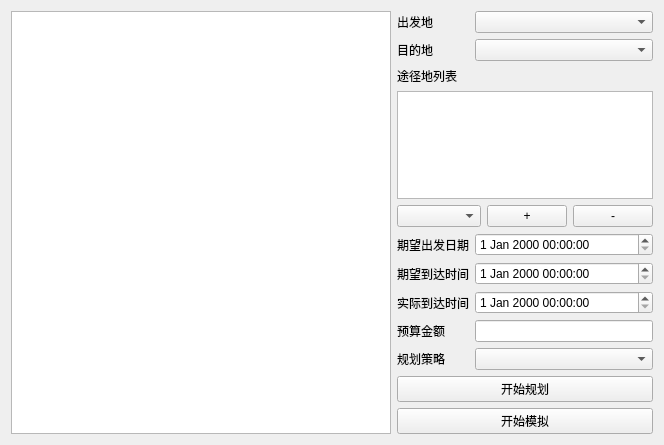
Old version of the form Travel_Simulation/mainwindow.ui in the repository JmPotato/Travel_Simulation.
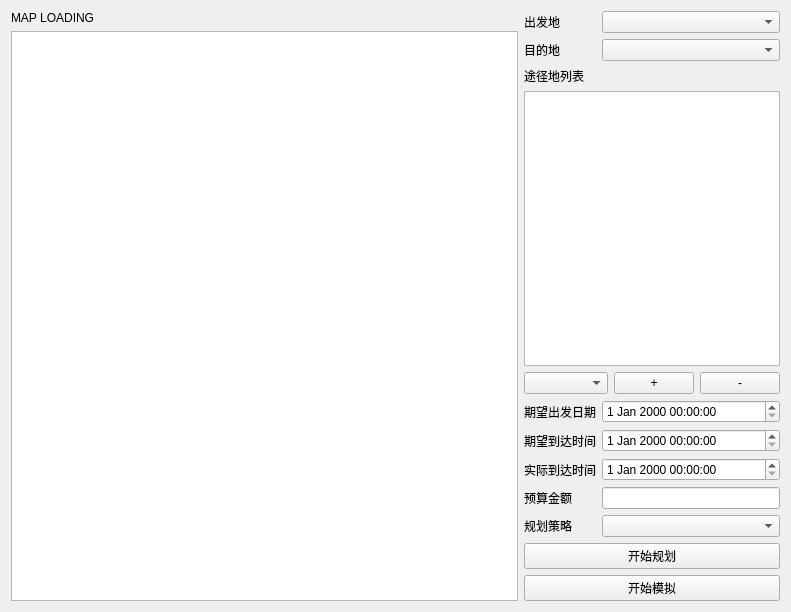
New version of the form.

Commit message: 加入了一个中国地图

Patch:
```diff
--- a/Travel_Simulation/mainwindow.ui
+++ b/Travel_Simulation/mainwindow.ui
@@ -6,19 +6,23 @@
    <rect>
     <x>0</x>
     <y>0</y>
-    <width>664</width>
-    <height>445</height>
+    <width>791</width>
+    <height>612</height>
    </rect>
   </property>
   <property name="windowTitle">
    <string>Travel Simulation</string>
   </property>
   <widget class="QWidget" name="centralWidget">
-   <layout class="QHBoxLayout" name="horizontalLayout">
-    <item>
-     <widget class="QTextBrowser" name="logBrowser"/>
+   <layout class="QGridLayout" name="gridLayout_2">
+    <item row="0" column="1">
+     <widget class="QLabel" name="mapBrowser">
+      <property name="text">
+       <string>MAP LOADING</string>
+      </property>
+     </widget>
     </item>
-    <item>
+    <item row="0" column="3" rowspan="2">
      <layout class="QGridLayout" name="gridLayout">
       <item row="0" column="1" colspan="3">
        <widget class="QComboBox" name="departureBox"/>
@@ -133,6 +137,9 @@
       </item>
      </layout>
     </item>
+    <item row="1" column="1">
+     <widget class="QTextBrowser" name="logBrowser"/>
+    </item>
    </layout>
   </widget>
  </widget>
```
The commit also changes 2 other files.
